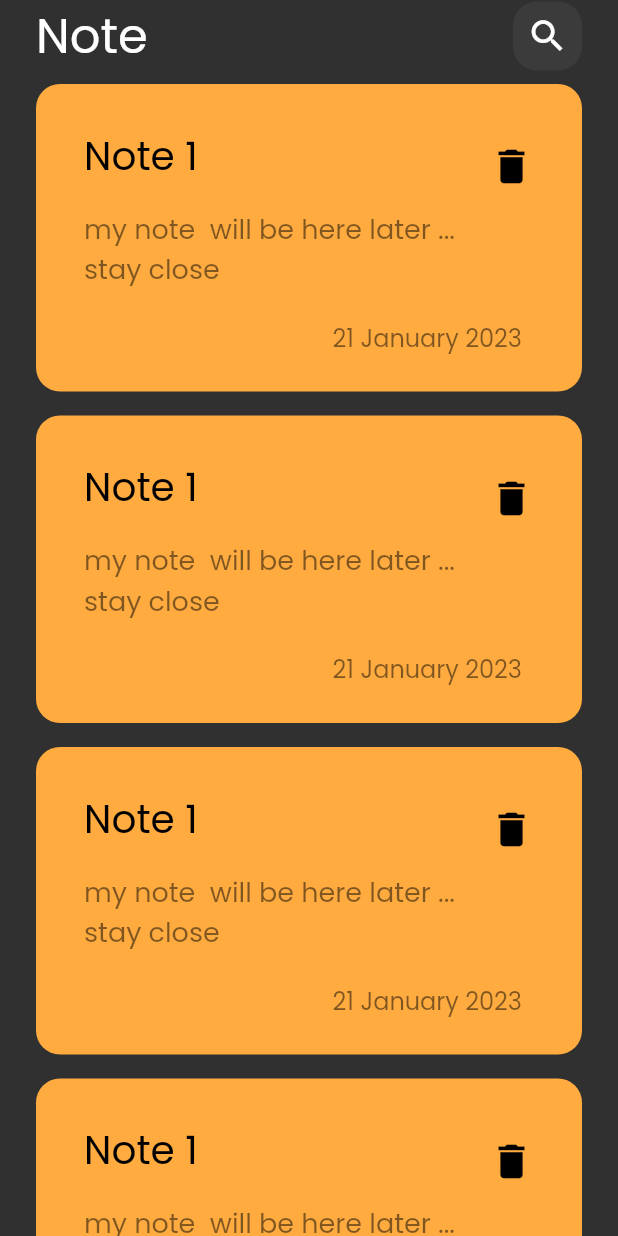
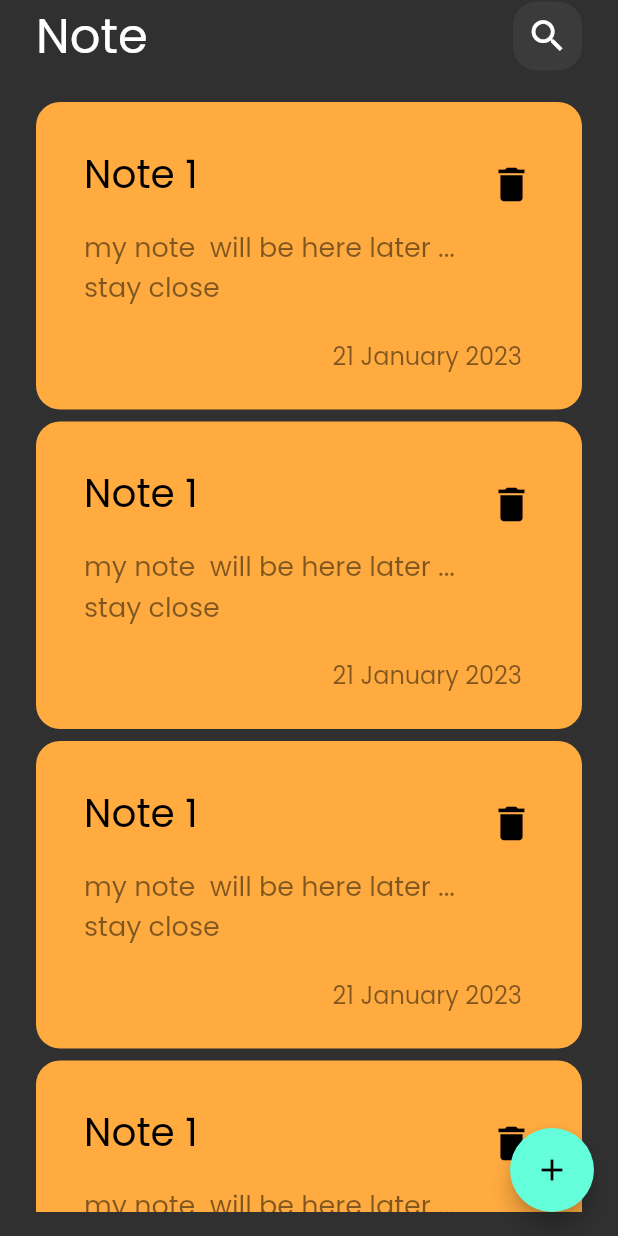
Before and after one commit to sarahaddad/notes_app, a Flutter app: the screen it shows after launch, on a phone screen of 412 x 824 dp. Run offline on Flutter 3.47's test engine with Material 2 defaults, Android fonts, the phone set to English and light mode, and no system bars.

Commit message:
adding bottom sheet view

```diff
--- /dev/null
+++ b/lib/constant.dart
@@ -0,0 +1,3 @@
+import 'package:flutter/animation.dart';
+
+const KPrimaryColor = Color(0Xff62FCD7);
--- a/lib/views/note_view.dart
+++ b/lib/views/note_view.dart
@@ -1,13 +1,29 @@
 import 'package:flutter/material.dart';
 import 'package:noteapp/views/widgets/custom_view_body.dart';
+import 'package:noteapp/views/widgets/note_bottom_sheet.dart';
 
 class NoteView extends StatelessWidget {
   const NoteView({super.key});
 
   @override
   Widget build(BuildContext context) {
-    return const Scaffold(
-      body: CustomBody(),
+    return Scaffold(
+      body: const CustomBody(),
+      floatingActionButton: FloatingActionButton(
+        child: const Icon(
+          Icons.add,
+        ),
+        onPressed: () {
+          showModalBottomSheet(
+              shape: RoundedRectangleBorder(
+                borderRadius: BorderRadius.circular(16),
+              ),
+              context: context,
+              builder: (context) {
+                return const NoteBottomSheet();
+              });
+        },
+      ),
     );
   }
 }
--- a/lib/views/widgets/custom_view_body.dart
+++ b/lib/views/widgets/custom_view_body.dart
@@ -1,7 +1,7 @@
 import 'package:flutter/material.dart';
 import 'package:noteapp/views/widgets/custom_app_bar.dart';
 
-import 'note_item_view.dart';
+import 'list_note_items.dart';
 
 class CustomBody extends StatelessWidget {
   const CustomBody({
@@ -25,17 +25,3 @@ class CustomBody extends StatelessWidget {
     );
   }
 }
-
-class ListNoteItems extends StatelessWidget {
-  const ListNoteItems({super.key});
-
-  @override
-  Widget build(BuildContext context) {
-    return ListView.builder(itemBuilder: ((context, index) {
-      return const Padding(
-        padding: EdgeInsets.symmetric(vertical: 8),
-        child: NoteItem(),
-      );
-    }));
-  }
-}
--- a/lib/views/widgets/list_note_items.dart
+++ b/lib/views/widgets/list_note_items.dart
@@ -0,0 +1,22 @@
+import 'package:flutter/widgets.dart';
+
+import 'note_item_view.dart';
+
+class ListNoteItems extends StatelessWidget {
+  const ListNoteItems({super.key});
+
+  @override
+  Widget build(BuildContext context) {
+    return Padding(
+      padding: const EdgeInsets.symmetric(vertical: 16),
+      child: ListView.builder(
+          padding: EdgeInsets.zero,
+          itemBuilder: ((context, index) {
+            return const Padding(
+              padding: EdgeInsets.symmetric(vertical: 4),
+              child: NoteItem(),
+            );
+          })),
+    );
+  }
+}
```
Also changed, not shown: lib/views/widgets/custom_textbutton.dart (added, +29 -0 lines), lib/views/widgets/custom_textfield.dart (added, +32 -0 lines).
